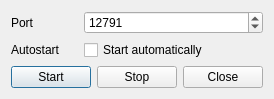
This is src/home/flibrary/gui/dialogs/OpdsDialog.ui in heimdallr/books as Qt 5 draws it before an edit. The edited form follows.
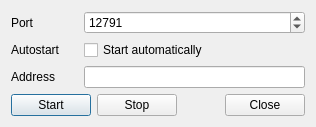
This is the edited form. Icons and pictures are not drawn.

Commit message: #369 В диалоге настроек OPDS показываем строку адреса сервера

```diff
--- a/src/home/flibrary/gui/dialogs/OpdsDialog.ui
+++ b/src/home/flibrary/gui/dialogs/OpdsDialog.ui
@@ -6,8 +6,8 @@
    <rect>
     <x>0</x>
     <y>0</y>
-    <width>263</width>
-    <height>94</height>
+    <width>316</width>
+    <height>125</height>
    </rect>
   </property>
   <property name="sizePolicy">
@@ -59,6 +59,20 @@
        </property>
       </widget>
      </item>
+     <item row="2" column="0">
+      <widget class="QLabel" name="label_3">
+       <property name="text">
+        <string>Address</string>
+       </property>
+      </widget>
+     </item>
+     <item row="2" column="1">
+      <widget class="QLineEdit" name="lineEditAddress">
+       <property name="readOnly">
+        <bool>true</bool>
+       </property>
+      </widget>
+     </item>
     </layout>
    </item>
    <item>
```
Left out of the diff: 13 changed lines with no effect on the pictures. The commit also changes 2 other files.
